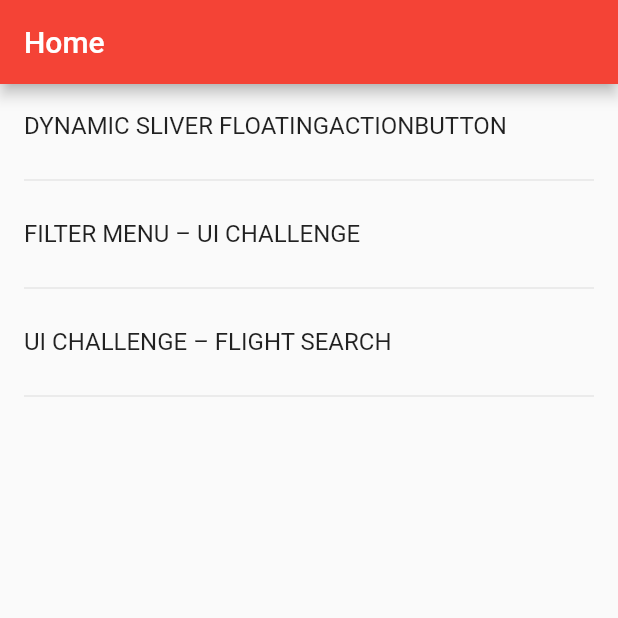
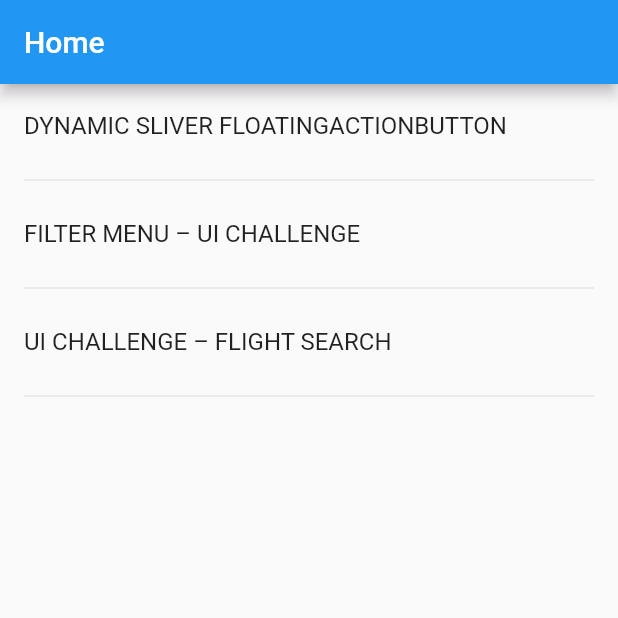
Before and after one commit to HeathWang/flutterStudy, a Flutter app: the screen it shows after launch, on a phone screen of 412 x 824 dp, the top half of it. Run offline on Flutter 3.47's test engine with Material 2 defaults, Android fonts, the phone set to English and light mode, and no system bars; our stand-ins replace cached_network_image, shared_preferences, transparent_image.

Commit message:
add some md

```diff
--- a/project/advance_demo/lib/main.dart
+++ b/project/advance_demo/lib/main.dart
@@ -22,7 +22,7 @@ class MyHomeList extends StatelessWidget {
         '/flight': (_) => FlightMainPage(),
 
       },
-      theme: ThemeData(primarySwatch: Colors.red),
+      theme: ThemeData(primarySwatch: Colors.blue),
       home: Scaffold(
         appBar: AppBar(title: Text('Home'),),
         body: ListView.builder(
```
Also changed, not shown: 4 other files.
